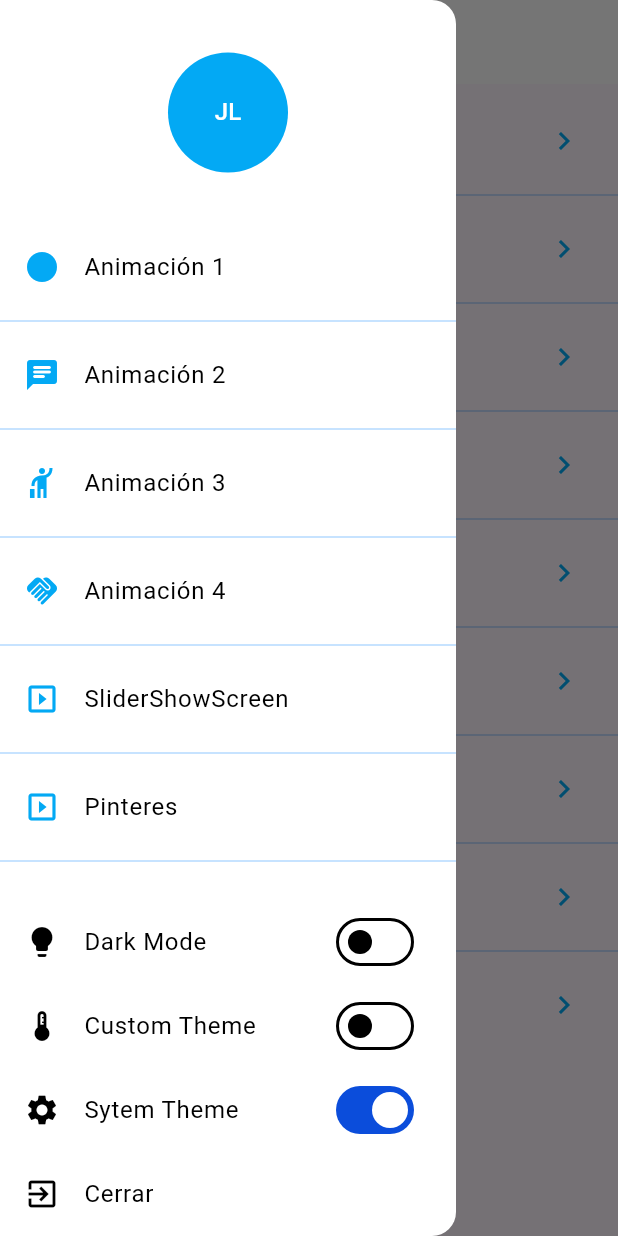
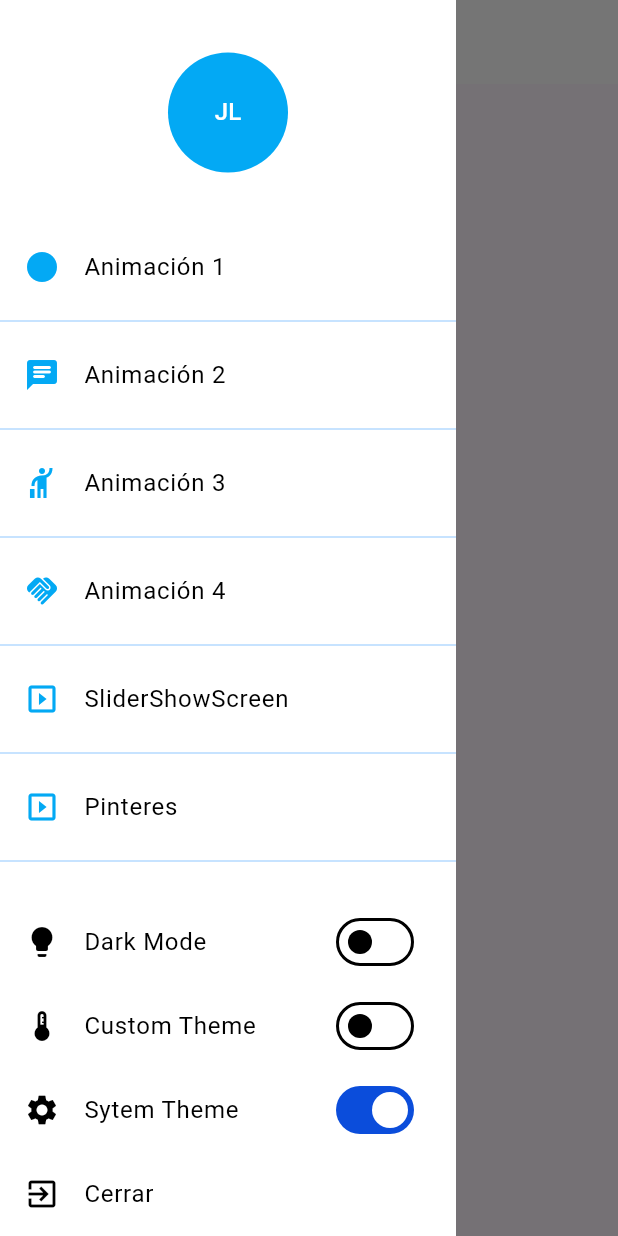
Before and after one commit to shura1981/curso_diseno_flutter, a Flutter app: the screen it shows after launch, with the side drawer open, on a phone screen of 412 x 824 dp. Run offline on Flutter 3.47's test engine with Material 3 defaults, Android fonts, the light colour scheme and no system bars; our stand-ins replace animate_do, flutter_svg, font_awesome_flutter, shared_preferences.

Commit message:
feat: añadir control de vista actual y responsive layout en varias pantallas

```diff
--- /dev/null
+++ b/lib/helpers/responsive.dart
@@ -0,0 +1,44 @@
+import 'package:flutter/material.dart';
+
+class Responsive extends StatelessWidget {
+  final Widget mobile;
+  final Widget? tablet;
+  final Widget desktop;
+
+  const Responsive({
+    Key? key,
+    required this.mobile,
+    this.tablet,
+    required this.desktop,
+  }) : super(key: key);
+
+// This size work fine on my design, maybe you need some customization depends on your design
+
+  // This isMobile, isTablet, isDesktop help us later
+  static bool isMobile(BuildContext context) =>
+      MediaQuery.of(context).size.width < 850;
+
+  static bool isTablet(BuildContext context) =>
+      MediaQuery.of(context).size.width < 1100 &&
+      MediaQuery.of(context).size.width >= 850;
+
+  static bool isDesktop(BuildContext context) =>
+      MediaQuery.of(context).size.width >= 1100;
+
+  @override
+  Widget build(BuildContext context) {
+    final Size size = MediaQuery.of(context).size;
+    // If our width is more than 1100 then we consider it a desktop
+    if (size.width >= 1100) {
+      return desktop;
+    }
+    // If width it less then 1100 and more then 850 we consider it as tablet
+    else if (size.width >= 850 && tablet != null) {
+      return tablet!;
+    }
+    // Or less then that we called it mobile
+    else {
+      return mobile;
+    }
+  }
+}
--- a/lib/main.dart
+++ b/lib/main.dart
@@ -1,5 +1,7 @@
 import 'package:flutter/material.dart';
 import 'package:provider/provider.dart';
+import 'controllers/menu_app_controller.dart';
+import 'provider/current_view_provider.dart';
 import 'routes/app_route.dart';
 import 'share_preference/preferences.dart';
 import 'theme/themechanger.dart';
@@ -11,6 +13,8 @@ void main() async {
     providers: [
       ChangeNotifierProvider(
           create: (_) => ThemeChanger(optionTheme: Preferences.optionTheme)),
+      ChangeNotifierProvider(create: (_) => CurrentViewProvider()),
+      ChangeNotifierProvider(create: (_) => MenuAppController()),
     ],
     child: const MyApp(),
   ));
@@ -31,7 +35,7 @@ class _MaterialApp extends StatelessWidget {
 
   @override
   Widget build(BuildContext context) {
-   final provider= Provider.of<ThemeChanger>(context);
+    final provider = Provider.of<ThemeChanger>(context);
     return MaterialApp(
       title: 'Flutter Demo',
       debugShowCheckedModeBanner: false,
--- /dev/null
+++ b/lib/provider/current_view_provider.dart
@@ -0,0 +1,12 @@
+import 'package:flutter/material.dart';
+
+class CurrentViewProvider extends ChangeNotifier {
+  Widget? _currentView;
+
+  set currentView(Widget? view) {
+    _currentView = view;
+    notifyListeners();
+  }
+
+  Widget? get currentView => _currentView;
+}
--- a/lib/routes/app_route.dart
+++ b/lib/routes/app_route.dart
@@ -2,7 +2,7 @@ import 'package:flutter/material.dart';
 import 'package:taller1/screens/screens.dart';
 
 import '../retos/cuadrado.dart';
-import 'menu_router.dart';
+import '../models/menu_router.dart';
 
 class AppRoute {
   static const initialRoute = '/';
--- a/lib/screens/emergency_layout/emergency_layout.dart
+++ b/lib/screens/emergency_layout/emergency_layout.dart
@@ -16,12 +16,6 @@ class EmergencyLayoutScreen extends StatelessWidget {
       appBar: AppBar(
         backgroundColor: Colors.transparent,
         elevation: 0,
-        actions: [
-          IconButton(
-            onPressed: () => Navigator.pushNamed(context, '/'),
-            icon: const Icon(FontAwesomeIcons.ellipsisVertical),
-          )
-        ],
       ),
       body: Stack(
         children: [
--- a/lib/screens/home_screen.dart
+++ b/lib/screens/home_screen.dart
@@ -1,9 +1,8 @@
 import 'package:flutter/material.dart';
 import 'package:provider/provider.dart';
-
-import '../routes/app_route.dart';
-import '../theme/styles/custom_colors.dart';
-import '../theme/themechanger.dart';
+import '../helpers/responsive.dart';
+import '../provider/current_view_provider.dart';
+import '../widgets/menu_drawer.dart';
 
 class HomeScreen extends StatelessWidget {
   static const nameRoute = '/home';
@@ -12,135 +11,89 @@ class HomeScreen extends StatelessWidget {
 
   @override
   Widget build(BuildContext context) {
-    return Scaffold(
-      appBar: AppBar(
-        title: Text('Inicio', style: TextStyle(color: Theme.of(context).primaryColor),),
-      ),
-      drawer: const _MenuDrawer(),
-      body: const Padding(
-        padding: EdgeInsets.only(top: 10),
-        child: _ListaOpciones(),
-      ),
+    final providerViewCurrent = Provider.of<CurrentViewProvider>(context);
+
+    return Responsive(
+      mobile: const _MobileScreen(),
+      tablet: _TabletScreen(providerViewCurrent: providerViewCurrent),
+      desktop: _DesktopScreen(providerViewCurrent: providerViewCurrent),
     );
   }
 }
 
-class _ListaOpciones extends StatelessWidget {
-  const _ListaOpciones([this.isMenuDrawer = false]);
-  final bool isMenuDrawer;
+class _DesktopScreen extends StatelessWidget {
+  const _DesktopScreen({
+    required this.providerViewCurrent,
+  });
+
+  final CurrentViewProvider providerViewCurrent;
 
   @override
   Widget build(BuildContext context) {
-      CustomColors cardCustomStyle =
-        Theme.of(context).extension<CustomColors>()!;
-    return ListView.separated(
-      physics: const BouncingScrollPhysics(),
-      separatorBuilder: (context, index) => const Divider(
-      ),
-      itemCount: AppRoute.menuOptions.length,
-      itemBuilder: (context, index) {
-        final item = AppRoute.menuOptions[index];
-        return ListTile(
-          leading: Icon(item.icon, color: cardCustomStyle.primaryColor),
-          title: Text(item.name),
-          trailing: !isMenuDrawer ? Icon(Icons.chevron_right, color: cardCustomStyle.primaryColor ) : null,
-          onTap: () {
-            if (isMenuDrawer) {
-              Navigator.pop(context);
-            }
-            Navigator.pushNamed(context, item.route);
-          },
-        );
-      },
-    );
-  }
-}
-
-class _MenuDrawer extends StatelessWidget {
-  const _MenuDrawer();
-
-  @override
-  Widget build(BuildContext context) {
-    final themeProvider = Provider.of<ThemeChanger>(context);
-    return Drawer(
-      child: Column(
+    return Scaffold(
+      body: Row(
         children: [
-          SafeArea(
-            child: Container(
-              width: double.infinity,
-              height: 150,
-              padding: const EdgeInsets.all(5),
-              child: Center(
-                child: SizedBox(
-                  width: 80,
-                  height: 80,
-                  child: CircleAvatar(
-                    backgroundColor:
-                        themeProvider.currentTheme!.primaryColor,
-                    radius: 50,
-                    child: const Text('JL'),
-                  ),
-                ),
-              ),
-            ),
-          ),
-          const Expanded(child: _ListaOpciones(true)),
-          ListTile(
-            leading: const Icon(Icons.lightbulb),
-            title: const Text('Dark Mode'),
-            trailing: Switch.adaptive(
-              value: themeProvider.isDarkMode,
-              onChanged: (value) {
-                value
-                    ? themeProvider.setDarkMode()
-                    : themeProvider.setLightMode();
-              },
-            ),
-          ),
-          ListTile(
-            leading: const Icon(Icons.thermostat),
-            title: const Text('Custom Theme'),
-            trailing: Switch.adaptive(
-              value: themeProvider.isCustomTheme,
-              onChanged: (value) {
-                if (value) {
-                  themeProvider.setCustom();
-                } else {
-                  themeProvider.setLightMode();
-                }
-              },
-            ),
-          ),
-          ListTile(
-            leading: const Icon(Icons.settings),
-            title: const Text('Sytem Theme'),
-            trailing: Switch.adaptive(
-              value: themeProvider.isSytemTheme,
-              onChanged: (value) {
-                if (value) {
-                  themeProvider.setSystemMode();
-                } else {
-                  themeProvider.setLightMode();
-                }
-              },
-            ),
-          ),
-          SafeArea(
-            bottom: true,
-            top: false,
-            left: false,
-            right: false,
-            child: ListTile(
-              leading: const Icon(Icons.exit_to_app),
-              title: const Text('Cerrar'),
-              onTap: () {
-                // finalizar la app
-                Navigator.pop(context);
-              },
-            ),
+          ConstrainedBox(
+              constraints: const BoxConstraints(minWidth: 290, maxWidth: 290),
+              child: const MenuDrawer()),
+          Container(
+              width: 1,
+              height: double.infinity,
+              color: Theme.of(context).primaryColor),
+          Expanded(
+            child: providerViewCurrent.currentView ??
+                const Center(child: Text('Home')),
           ),
         ],
       ),
     );
   }
 }
+
+class _TabletScreen extends StatelessWidget {
+  const _TabletScreen({
+    required this.providerViewCurrent,
+  });
+
+  final CurrentViewProvider providerViewCurrent;
+
+  @override
+  Widget build(BuildContext context) {
+    return Scaffold(
+      body: Row(
+        children: [
+          ConstrainedBox(
+              constraints: const BoxConstraints(minWidth: 270, maxWidth: 270),
+              child: const MenuDrawer()),
+          Container(
+              width: 1,
+              height: double.infinity,
+              color: Theme.of(context).primaryColor),
+          Expanded(
+            child: providerViewCurrent.currentView ??
+                const Center(child: Text('Home')),
+          ),
+        ],
+      ),
+    );
+  }
+}
+
+class _MobileScreen extends StatelessWidget {
+  const _MobileScreen();
+
+  @override
+  Widget build(BuildContext context) {
+
+    return Scaffold(
+      drawer: const MenuDrawer(),
+      appBar: AppBar(
+        title: Text(
+          'Inicio',
+          style: TextStyle(color: Theme.of(context).primaryColor),
+        ),
+      ),
+      body: const Center(child: Text('Home')),
+    );
+  }
+}
--- /dev/null
+++ b/lib/widgets/menu_drawer.dart
@@ -0,0 +1,143 @@
+import 'package:flutter/material.dart';
+import 'package:provider/provider.dart';
+
+import '../helpers/responsive.dart';
+import '../provider/current_view_provider.dart';
+import '../routes/app_route.dart';
+import '../screens/home_screen.dart';
+import '../theme/styles/custom_colors.dart';
+import '../theme/themechanger.dart';
+
+class ListaOpciones extends StatelessWidget {
+  const ListaOpciones([
+    this.isMenuDrawer = false,
+    Key? key,
+  ]) : super(key: key);
+  final bool isMenuDrawer;
+
+  @override
+  Widget build(BuildContext context) {
+    CustomColors cardCustomStyle = Theme.of(context).extension<CustomColors>()!;
+    final providerViewCurrent =
+        Provider.of<CurrentViewProvider>(context, listen: false);
+    return ListView.separated(
+      physics: const BouncingScrollPhysics(),
+      separatorBuilder: (context, index) => const Divider(),
+      itemCount: AppRoute.menuOptions.length,
+      itemBuilder: (context, index) {
+        final item = AppRoute.menuOptions[index];
+        return ListTile(
+          leading: Icon(item.icon, color: cardCustomStyle.primaryColor),
+          title: Text(item.name),
+          trailing: !isMenuDrawer
+              ? Icon(Icons.chevron_right, color: cardCustomStyle.primaryColor)
+              : null,
+          onTap: () {
+            if (Responsive.isMobile(context) && isMenuDrawer) {
+              Navigator.pop(context);
+            }
+
+            if (Responsive.isMobile(context)) {
+              Navigator.pushNamed(context, item.route);
+            } else {
+              providerViewCurrent.currentView = item.screen;
+            }
+          },
+        );
+      },
+    );
+  }
+}
+
+class MenuDrawer extends StatelessWidget {
+  const MenuDrawer({super.key});
+
+  @override
+  Widget build(BuildContext context) {
+    final themeProvider = Provider.of<ThemeChanger>(context);
+
+    return Drawer(
+      shape: const RoundedRectangleBorder(
+        borderRadius: BorderRadius.only(
+            topRight: Radius.circular(0), bottomRight: Radius.circular(0)),
+      ),
+      child: Column(
+        children: [
+          SafeArea(
+            child: Container(
+              width: double.infinity,
+              height: 150,
+              padding: const EdgeInsets.all(5),
+              child: Center(
+                child: SizedBox(
+                  width: 80,
+                  height: 80,
+                  child: CircleAvatar(
+                    backgroundColor: themeProvider.currentTheme!.primaryColor,
+                    radius: 50,
+                    child: const Text('JL'),
+                  ),
+                ),
+              ),
+            ),
+          ),
+          const Expanded(child: ListaOpciones(true)),
+          ListTile(
+            leading: const Icon(Icons.lightbulb),
+            title: const Text('Dark Mode'),
+            trailing: Switch.adaptive(
+              value: themeProvider.isDarkMode,
+              onChanged: (value) {
+                value
+                    ? themeProvider.setDarkMode()
+                    : themeProvider.setLightMode();
+              },
+            ),
+          ),
+          ListTile(
+            leading: const Icon(Icons.thermostat),
+            title: const Text('Custom Theme'),
+            trailing: Switch.adaptive(
+              value: themeProvider.isCustomTheme,
+              onChanged: (value) {
+                if (value) {
+                  themeProvider.setCustom();
+                } else {
+                  themeProvider.setLightMode();
+                }
+              },
+            ),
+          ),
+          ListTile(
+            leading: const Icon(Icons.settings),
+            title: const Text('Sytem Theme'),
+            trailing: Switch.adaptive(
+              value: themeProvider.isSytemTheme,
+              onChanged: (value) {
+                if (value) {
+                  themeProvider.setSystemMode();
+                } else {
+                  themeProvider.setLightMode();
+                }
+              },
+            ),
+          ),
+          SafeArea(
+            bottom: true,
+            top: false,
+            left: false,
+            right: false,
+            child: ListTile(
+              leading: const Icon(Icons.exit_to_app),
+              title: const Text('Cerrar'),
+              onTap: () {
+                // finalizar la app
+                Navigator.pop(context);
+              },
+            ),
+          ),
+        ],
+      ),
+    );
+  }
+}
```
Also changed, not shown: lib/controllers/menu_app_controller.dart (added, +13 -0 lines), lib/helpers/constants.dart (added, +14 -0 lines), lib/screens/pinteres_screen.dart (+35 -6 lines), lib/screens/slide_show_screen.dart (+27 -1 lines), lib/models/menu_router.dart (renamed from lib/routes/menu_router.dart).
